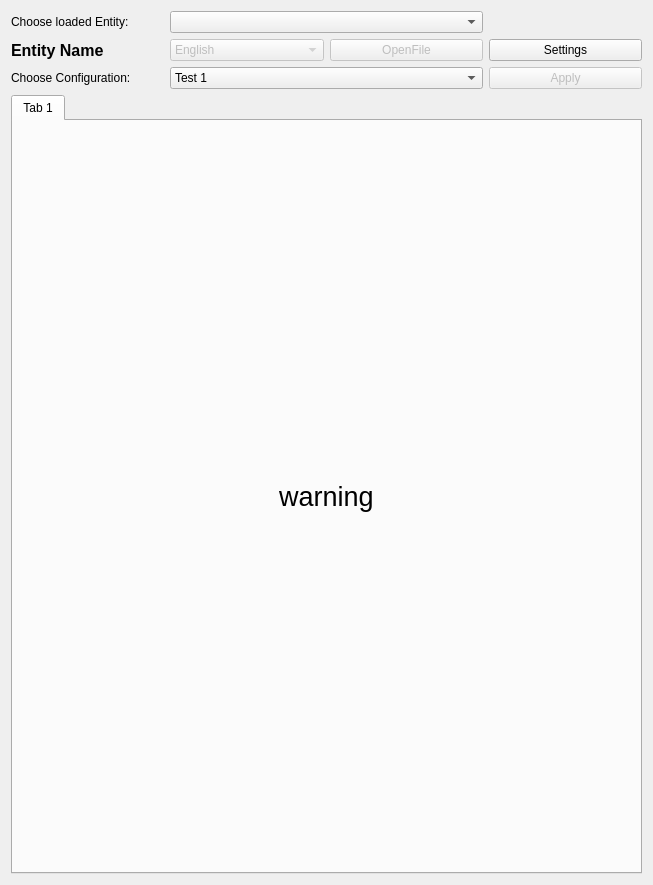
Qt form src/emvview.ui (Moos-Media/HiveEMV) before a commit.
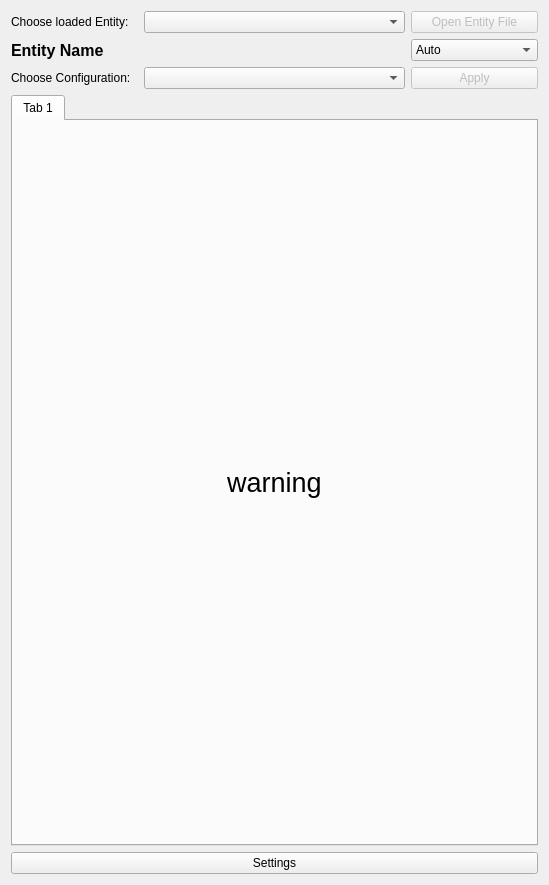
The same form after that commit.

```diff
--- a/src/emvview.ui
+++ b/src/emvview.ui
@@ -6,7 +6,7 @@
    <rect>
     <x>0</x>
     <y>0</y>
-    <width>653</width>
+    <width>549</width>
     <height>885</height>
    </rect>
   </property>
@@ -14,52 +14,14 @@
    <string>EmvView</string>
   </property>
   <layout class="QGridLayout" name="gridLayout">
-   <item row="3" column="2" colspan="2">
+   <item row="5" column="2" colspan="2">
     <widget class="QComboBox" name="configurationPicker">
-     <item>
-      <property name="text">
-       <string>Test 1</string>
-      </property>
-     </item>
-     <item>
-      <property name="text">
-       <string>Test2</string>
-      </property>
-     </item>
-    </widget>
-   </item>
-   <item row="3" column="1">
-    <widget class="QLabel" name="label">
-     <property name="text">
-      <string>Choose Configuration:</string>
+     <property name="toolTip">
+      <string>Select Configuration from list. Only available Configurations are shown.</string>
      </property>
     </widget>
    </item>
-   <item row="2" column="3">
-    <widget class="QPushButton" name="openFilePushButton">
-     <property name="enabled">
-      <bool>false</bool>
-     </property>
-     <property name="text">
-      <string>OpenFile</string>
-     </property>
-    </widget>
-   </item>
-   <item row="2" column="1">
-    <widget class="QLabel" name="entityLabel">
-     <property name="font">
-      <font>
-       <pointsize>12</pointsize>
-       <weight>75</weight>
-       <bold>true</bold>
-      </font>
-     </property>
-     <property name="text">
-      <string>Entity Name</string>
-     </property>
-    </widget>
-   </item>
-   <item row="5" column="1" colspan="4">
+   <item row="7" column="1" colspan="4">
     <widget class="QTabWidget" name="tabWidget">
      <property name="currentIndex">
       <number>0</number>
@@ -88,11 +50,80 @@
      </widget>
     </widget>
    </item>
-   <item row="2" column="2">
+   <item row="1" column="2" colspan="2">
+    <widget class="QComboBox" name="entityPicker">
+     <property name="toolTip">
+      <string>Select Entity from list. Add by pressing the Open File Button.</string>
+     </property>
+    </widget>
+   </item>
+   <item row="2" column="1" colspan="2">
+    <widget class="QLabel" name="entityLabel">
+     <property name="font">
+      <font>
+       <pointsize>12</pointsize>
+       <weight>75</weight>
+       <bold>true</bold>
+      </font>
+     </property>
+     <property name="text">
+      <string>Entity Name</string>
+     </property>
+    </widget>
+   </item>
+   <item row="5" column="4">
+    <widget class="QPushButton" name="configurationChangeButton">
+     <property name="enabled">
+      <bool>false</bool>
+     </property>
+     <property name="toolTip">
+      <string>Apply changes to selected configuration.</string>
+     </property>
+     <property name="text">
+      <string>Apply</string>
+     </property>
+    </widget>
+   </item>
+   <item row="5" column="1">
+    <widget class="QLabel" name="label">
+     <property name="text">
+      <string>Choose Configuration:</string>
+     </property>
+    </widget>
+   </item>
+   <item row="1" column="4">
+    <widget class="QPushButton" name="openFilePushButton">
+     <property name="enabled">
+      <bool>false</bool>
+     </property>
+     <property name="toolTip">
+      <string>Click to add new Entity to the list.</string>
+     </property>
+     <property name="text">
+      <string>Open Entity File</string>
+     </property>
+    </widget>
+   </item>
+   <item row="1" column="1">
+    <widget class="QLabel" name="label_2">
+     <property name="text">
+      <string>Choose loaded Entity:</string>
+     </property>
+    </widget>
+   </item>
+   <item row="2" column="4">
     <widget class="QComboBox" name="languagePicker">
      <property name="enabled">
-      <bool>false</bool>
+      <bool>true</bool>
      </property>
+     <property name="toolTip">
+      <string>Choose display language of Entity, if supported. Auto will detect System Language.</string>
+     </property>
+     <item>
+      <property name="text">
+       <string>Auto</string>
+      </property>
+     </item>
      <item>
       <property name="text">
        <string>English</string>
@@ -110,33 +141,16 @@
      </item>
     </widget>
    </item>
-   <item row="3" column="4">
-    <widget class="QPushButton" name="configurationChangeButton">
-     <property name="enabled">
-      <bool>false</bool>
-     </property>
-     <property name="text">
-      <string>Apply</string>
-     </property>
-    </widget>
-   </item>
-   <item row="2" column="4">
+   <item row="8" column="1" colspan="4">
     <widget class="QPushButton" name="openSettingsPushButton">
+     <property name="toolTip">
+      <string>Show EMV Settings</string>
+     </property>
      <property name="text">
       <string>Settings</string>
      </property>
     </widget>
    </item>
-   <item row="1" column="2" colspan="2">
-    <widget class="QComboBox" name="entityPicker"/>
-   </item>
-   <item row="1" column="1">
-    <widget class="QLabel" name="label_2">
-     <property name="text">
-      <string>Choose loaded Entity:</string>
-     </property>
-    </widget>
-   </item>
   </layout>
  </widget>
  <layoutdefault spacing="6" margin="11"/>
```
